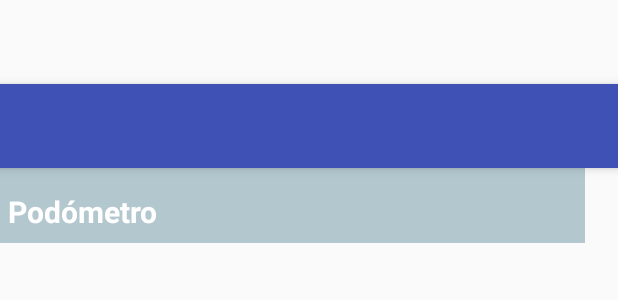
After one commit to MBacallado/Sensores_LDHGrupo3, an Android app: the layout activity_podometro.xml on its own in the app's theme, with its tools: preview values and no code run, on a phone screen of 412 x 824 dp. The commit adds this screen. Shown: the top 300 px of the screen. Run offline under Robolectric (Android 15) with nearby library versions, the phone set to English and light mode, and no system bars.

Commit message:
"LDH1-3 Añadido Podometro. 7 Sensores funcionando"

```diff
--- a/app/src/main/AndroidManifest.xml
+++ b/app/src/main/AndroidManifest.xml
@@ -42,6 +42,10 @@
             android:name=".LuzActivity"
             android:label="@string/app_name"
             android:theme="@style/AppTheme.NoActionBar" />
+        <activity
+            android:name=".PodometroActivity"
+            android:label="@string/app_name"
+            android:theme="@style/AppTheme.NoActionBar" />
     </application>
 
 </manifest>
--- /dev/null
+++ b/app/src/main/res/layout/activity_podometro.xml
@@ -0,0 +1,27 @@
+<?xml version="1.0" encoding="utf-8"?>
+<android.support.design.widget.CoordinatorLayout
+    xmlns:android="http://schemas.android.com/apk/res/android"
+    xmlns:app="http://schemas.android.com/apk/res-auto"
+    xmlns:tools="http://schemas.android.com/tools" android:layout_width="match_parent"
+    android:layout_height="match_parent" android:fitsSystemWindows="true"
+    tools:context=".Podometro">
+
+    <android.support.design.widget.AppBarLayout
+        android:layout_width="match_parent"
+        android:layout_height="wrap_content"
+        android:theme="@style/AppTheme.AppBarOverlay">
+
+        <android.support.v7.widget.Toolbar
+            android:id="@+id/toolbar"
+            android:layout_width="match_parent"
+            android:layout_height="?attr/actionBarSize"
+            android:background="?attr/colorPrimary"
+            app:popupTheme="@style/AppTheme.PopupOverlay" />
+
+    </android.support.design.widget.AppBarLayout>
+
+    <include layout="@layout/content_podometro" />
+
+
+
+</android.support.design.widget.CoordinatorLayout>
--- /dev/null
+++ b/app/src/main/res/layout/content_podometro.xml
@@ -0,0 +1,44 @@
+<?xml version="1.0" encoding="utf-8"?>
+
+<RelativeLayout xmlns:android="http://schemas.android.com/apk/res/android"
+    xmlns:tools="http://schemas.android.com/tools"
+    xmlns:app="http://schemas.android.com/apk/res-auto" android:layout_width="match_parent"
+    android:layout_height="match_parent" android:paddingLeft="0dp"
+    android:paddingRight="0dp"
+    android:paddingTop="0dp"
+    android:paddingBottom="0dp"
+    android:orientation="vertical"
+    app:layout_behavior="@string/appbar_scrolling_view_behavior"
+    tools:context=".Podometro"
+    android:padding="0dp">
+
+    <TextView
+        android:layout_width="390dp"
+        android:layout_height="50dp"
+        android:textAppearance="?android:attr/textAppearanceLarge"
+        android:text="Podómetro"
+        android:id="@+id/textView9"
+        android:textSize="20dp"
+        android:textStyle="bold"
+        android:textColor="#ffffff"
+        android:background="#b3c7cf"
+        android:paddingLeft="5dp"
+        android:paddingTop="15dp"
+        android:layout_alignParentTop="false"
+        android:typeface="sans" />
+
+    <TextView
+        android:text=""
+        android:id="@+id/textView8"
+        android:layout_width="300dp"
+        android:layout_height="150dp"
+        android:layout_marginTop="81dp"
+        android:layout_below="@+id/textView9"
+        android:layout_centerHorizontal="true"
+        android:textSize="80dp"
+        android:textStyle="bold|normal"
+        android:focusableInTouchMode="false"
+        android:textIsSelectable="false"
+        android:typeface="sans"
+        android:textColor="#e21919" />
+</RelativeLayout>
```
Also changed, not shown: app/src/main/java/com/example/manuelalejandro/sensoresldhgrupo3/MainActivity.java (+23 -0 lines), app/src/main/java/com/example/manuelalejandro/sensoresldhgrupo3/PodometroActivity.java (added, +154 -0 lines), app/src/main/res/layout/activity_luz.xml (added, +34 -0 lines), app/src/main/res/layout/content_main.xml (+10 -0 lines).
